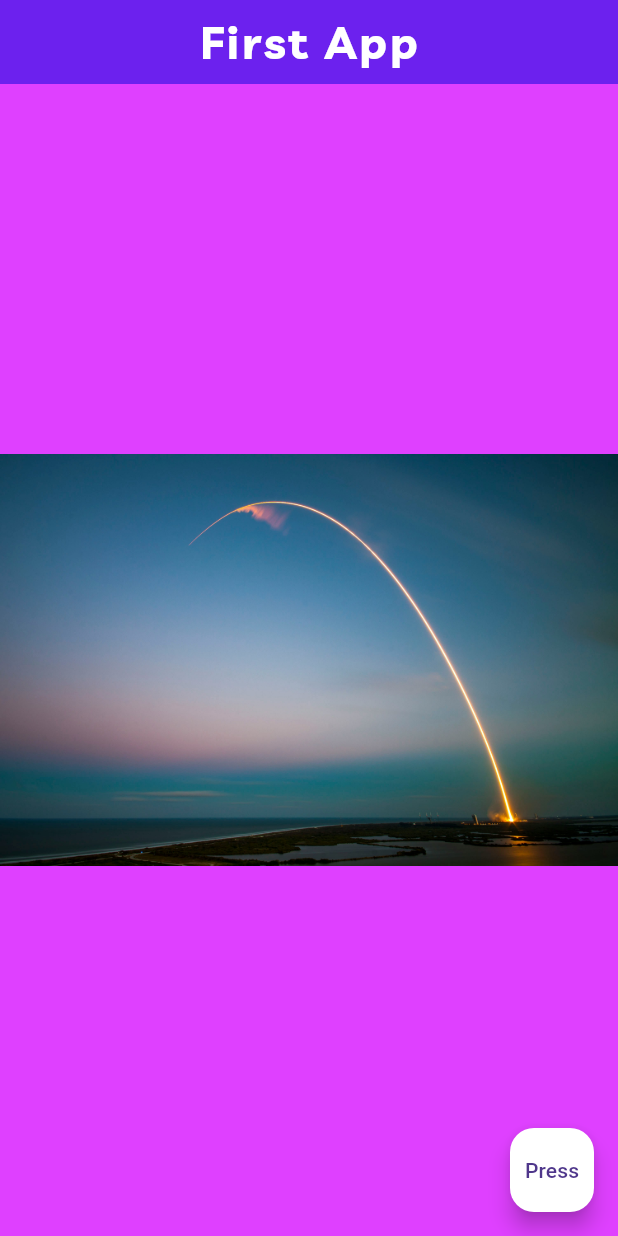
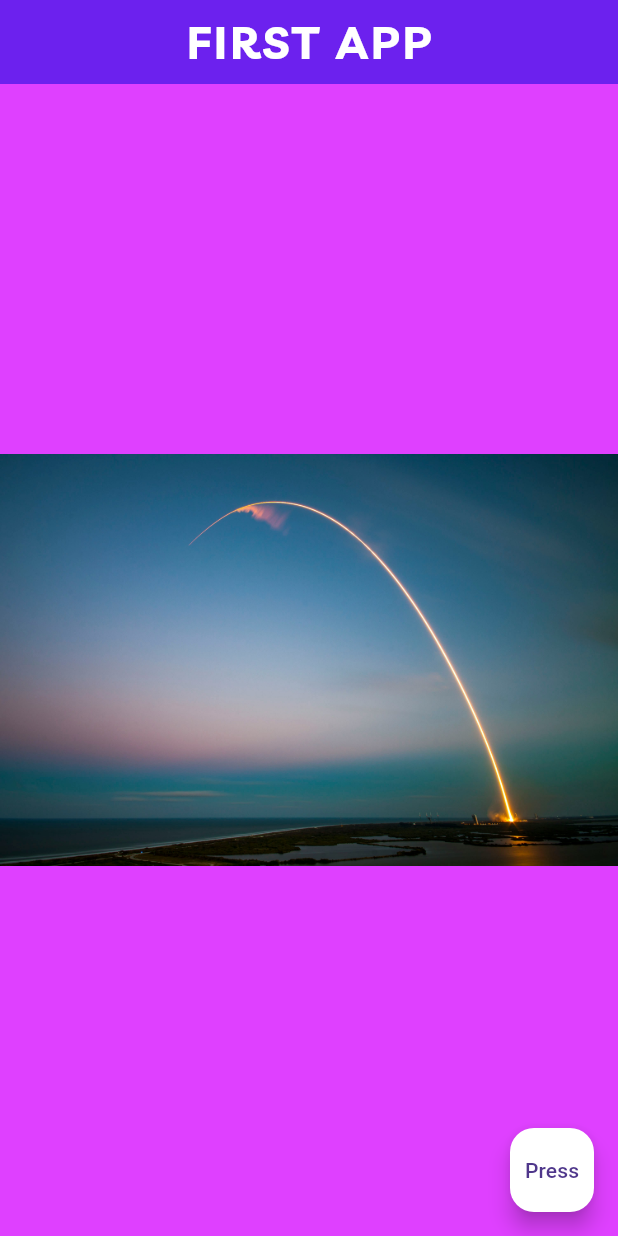
Before and after one commit to faizan-az02/first_app, a Flutter app: the screen it shows after launch, on a phone screen of 412 x 824 dp. Run offline on Flutter 3.47's test engine with Material 3 defaults, Android fonts, the phone set to English and light mode, and no system bars; project files that could hold a hidden picture were left out.

Commit message:
Image Widget and Decorations

```diff
--- a/lib/main.dart
+++ b/lib/main.dart
@@ -16,7 +16,7 @@ class Home extends StatelessWidget {
       appBar: AppBar(
         backgroundColor: const Color.fromARGB(255, 108, 33, 238),
         title: Text(
-          "First App",
+          "FIRST APP",
           style: TextStyle(
             fontSize: 30,
             fontWeight: FontWeight.bold,
@@ -31,11 +31,7 @@ class Home extends StatelessWidget {
       body: Container(
         color: const Color.fromARGB(255, 223, 64, 255),
         child: Center(
-          child: Image(
-            image: AssetImage(
-              'assets/Beam.jpg'
-            ),
-          )
+          child: Image.asset('assets/Beam.jpg'),
         )),
 
       floatingActionButton: FloatingActionButton(
```
